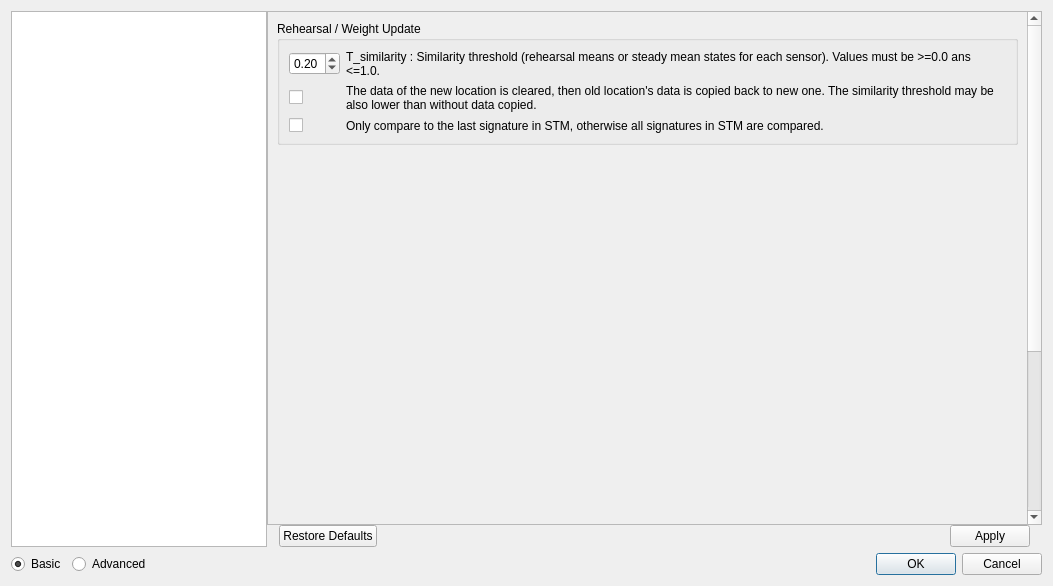
First picture: the form in guilib/src/ui/preferencesDialog.ui, repository introlab/rtabmap, before the edit.
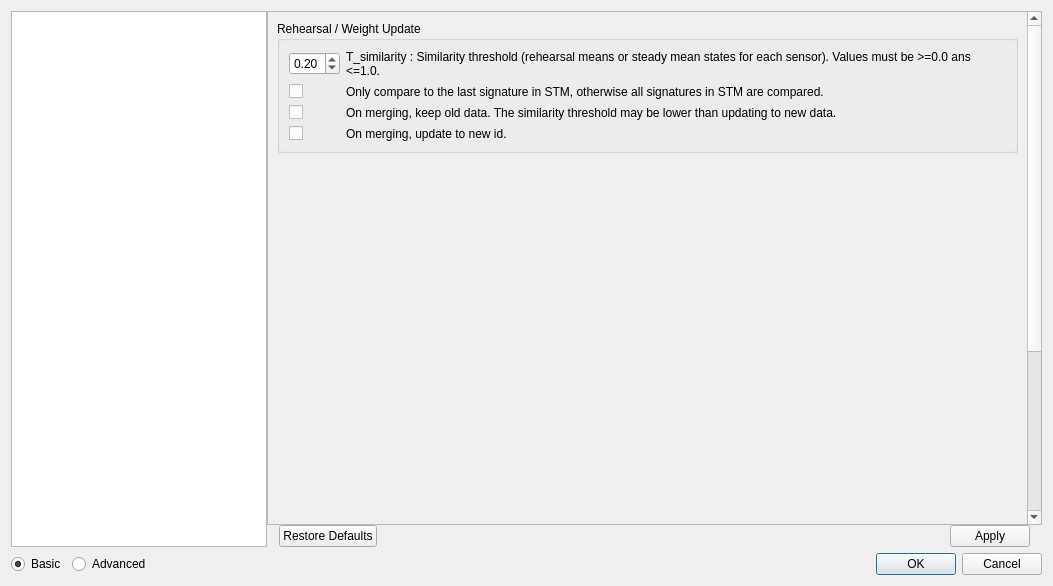
Second picture: the form after the edit. The open tabs and pages were chosen to show the change. Icons and pictures are not drawn. Custom widgets are drawn as their Qt base class.

Commit message: rtabmap: added parameter to keep the old id or to update to new id when merging on rehearsal

```diff
--- a/guilib/src/ui/preferencesDialog.ui
+++ b/guilib/src/ui/preferencesDialog.ui
@@ -1864,34 +1864,17 @@
                      </widget>
                     </item>
                     <item row="2" column="1">
-                     <widget class="QLabel" name="label_17">
-                      <property name="text">
-                       <string>Only compare to the last signature in STM, otherwise all signatures in STM are compared.</string>
-                      </property>
-                      <property name="wordWrap">
-                       <bool>true</bool>
-                      </property>
-                     </widget>
-                    </item>
-                    <item row="2" column="0">
-                     <widget class="QCheckBox" name="general_checkBox_similarityOnlyLast">
-                      <property name="text">
-                       <string/>
-                      </property>
-                     </widget>
-                    </item>
-                    <item row="1" column="1">
                      <widget class="QLabel" name="label_119">
                       <property name="text">
-                       <string>The data of the new location is cleared, then old location's data is copied back to new one. The similarity threshold may be also lower than without data copied.</string>
+                       <string>On merging, keep old data. The similarity threshold may be lower than updating to new data.</string>
                       </property>
                       <property name="wordWrap">
                        <bool>true</bool>
                       </property>
                      </widget>
                     </item>
-                    <item row="1" column="0">
-                     <widget class="QCheckBox" name="general_checkBox_dataMergedOnRehearsal">
+                    <item row="2" column="0">
+                     <widget class="QCheckBox" name="general_checkBox_RehearsalOldDataKept">
                       <property name="text">
                        <string/>
                       </property>
@@ -1907,6 +1890,40 @@
                       </property>
                      </widget>
                     </item>
+                    <item row="4" column="1">
+                     <widget class="QLabel" name="label_19">
+                      <property name="text">
+                       <string>On merging, update to new id.</string>
+                      </property>
+                      <property name="wordWrap">
+                       <bool>true</bool>
+                      </property>
+                     </widget>
+                    </item>
+                    <item row="4" column="0">
+                     <widget class="QCheckBox" name="general_checkBox_RehearsalIdUpdatedToNewOne">
+                      <property name="text">
+                       <string/>
+                      </property>
+                     </widget>
+                    </item>
+                    <item row="1" column="0">
+                     <widget class="QCheckBox" name="general_checkBox_similarityOnlyLast">
+                      <property name="text">
+                       <string/>
+                      </property>
+                     </widget>
+                    </item>
+                    <item row="1" column="1">
+                     <widget class="QLabel" name="label_17">
+                      <property name="text">
+                       <string>Only compare to the last signature in STM, otherwise all signatures in STM are compared.</string>
+                      </property>
+                      <property name="wordWrap">
+                       <bool>true</bool>
+                      </property>
+                     </widget>
+                    </item>
                    </layout>
                   </widget>
                  </item>
```
Left out of the diff: 2 changed lines with no effect on the pictures. The commit also changes 9 other files.
